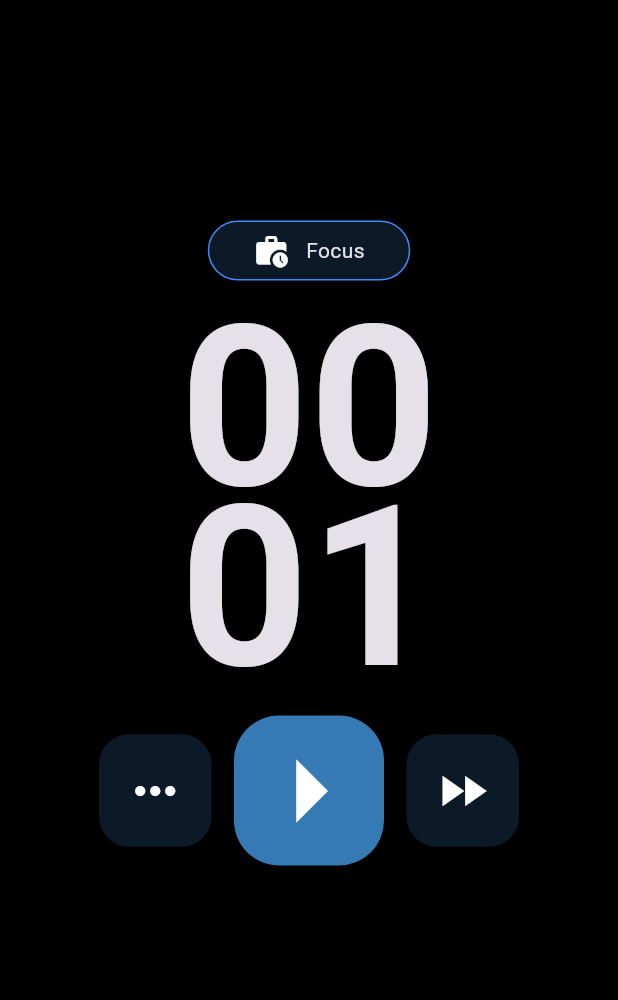
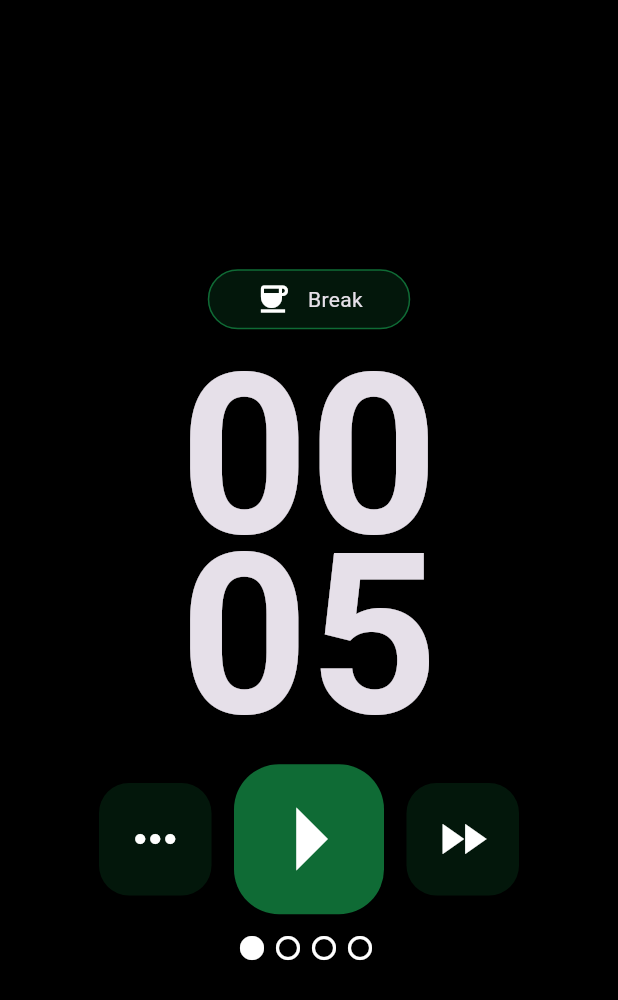
Before and after one commit to theBigUPs/flutter_pomodoro, a Flutter app: the screen it shows after launch, after a tap on the "arrow right" icon, after a tap on the "fast forward" icon, on a phone screen of 412 x 824 dp. Shown: the top 1000 px of the screen. Run offline on Flutter 3.47's test engine with Material 3 defaults, Android fonts, the phone set to English and light mode, and no system bars; our stand-ins replace flutter_local_notifications.

Commit message:
ui done for main screen

```diff
--- a/lib/src/view/pomodoro_settings.dart
+++ b/lib/src/view/pomodoro_settings.dart
@@ -9,13 +9,16 @@ import 'package:flutter/material.dart';
 //notifications
 
 class PomodoroSettings extends StatelessWidget {
-  const PomodoroSettings({super.key});
+  final Color backgroundcolor;
+
+  const PomodoroSettings({Key? key, required this.backgroundcolor})
+      : super(key: key);
 
   @override
   Widget build(BuildContext context) {
     return AlertDialog(
-      surfaceTintColor: Colors.blue,
-      backgroundColor: Colors.black,
+      surfaceTintColor: backgroundcolor,
+      backgroundColor: backgroundcolor,
       title: Row(
         mainAxisAlignment: MainAxisAlignment.spaceBetween,
         children: [
--- a/lib/src/view/pomodoro_timer.dart
+++ b/lib/src/view/pomodoro_timer.dart
@@ -13,26 +13,11 @@ class PomodoroTimer extends StatelessWidget {
       backgroundColor: Colors.black,
       body: SafeArea(
           child: Center(
+        child: SingleChildScrollView(
           child: Column(
             mainAxisAlignment: MainAxisAlignment.center,
             children: [
-            Container(
-              decoration: BoxDecoration(
-                border: Border.all(color: Colors.blueAccent),
-                borderRadius: BorderRadius.circular(25),
-                color: const Color(0xff0b1a26),
-              ),
-              height: 40,
-              width: 135,
-              child: const Row(
-                mainAxisAlignment: MainAxisAlignment.center,
-                children: [
-                  Icon(Icons.work_history),
-                  //Icon(Icons.coffee),
-                  Text("   Focus"),
-                ],
-              ),
-            ),
+              newMethod(context),
               const SizedBox(
                 height: 25,
               ),
@@ -41,7 +26,9 @@ class PomodoroTimer extends StatelessWidget {
                   return Text(
                     viewmodel.minute,
                     style: const TextStyle(
-                      fontSize: 150, fontWeight: FontWeight.bold, height: 0.8),
+                        fontSize: 150,
+                        fontWeight: FontWeight.bold,
+                        height: 0.8),
                   );
                 },
               ),
@@ -50,7 +37,9 @@ class PomodoroTimer extends StatelessWidget {
                   return Text(
                     viewmodel.second,
                     style: const TextStyle(
-                      fontSize: 150, fontWeight: FontWeight.bold, height: 0.8),
+                        fontSize: 150,
+                        fontWeight: FontWeight.bold,
+                        height: 0.8),
                   );
                 },
               ),
@@ -71,31 +60,50 @@ class PomodoroTimer extends StatelessWidget {
                   nextButton(context),
                 ],
               ),
-
               const SizedBox(
-              height: 100,
+                height: 10,
               ),
-            //IconButton(onPressed: () {}, icon: const Icon(Icons.settings))
+              SizedBox(
+                  height: 25,
+                  width: 100,
+                  child: pomodoroProgressIndicator(context)),
             ],
+          ),
         ),
       )),
     );
   }
 
+  Widget newMethod(BuildContext context) {
+    PomodoroTimerViewModel viewmodel = Provider.of(context, listen: false);
+    return Container(
+      decoration: BoxDecoration(
+        border: Border.all(color: viewmodel.mainColor),
+        borderRadius: BorderRadius.circular(25),
+        color: viewmodel.secondaryColor,
+      ),
+      height: 40,
+      width: 135,
+      child: Row(
+        mainAxisAlignment: MainAxisAlignment.center,
+        children: [
+          Icon(viewmodel.stateIcon),
+          //Icon(Icons.coffee),
+          Text(viewmodel.stateText),
+        ],
+      ),
+    );
+  }
+
   Widget playPauseButton(BuildContext context) {
+    PomodoroTimerViewModel viewmodel = Provider.of(context, listen: false);
     return ElevatedButton(
         onPressed: () {
-          PomodoroTimerViewModel viewmodel =
-              Provider.of(context, listen: false);
-          //viewmodel.cancelTimer();
-          //viewmodel.startTimer(10);
-          //viewmodel.flip.initialize(viewmodel.settings);
-          viewmodel.cancelTimer();
-          viewmodel.startTimer(3, context);
+          viewmodel.startStopTimer(context);
         },
         style: ButtonStyle(
             backgroundColor:
-                MaterialStateProperty.all<Color>(const Color(0xff367ab5)),
+                MaterialStateProperty.all<Color>(viewmodel.mainColor),
             padding: MaterialStateProperty.all(EdgeInsets.zero),
             minimumSize: MaterialStateProperty.all<Size>(
               const Size(100.0, 100.0), // Adjust the width and height as needed
@@ -108,24 +116,28 @@ class PomodoroTimer extends StatelessWidget {
                 borderRadius: BorderRadius.circular(30.0),
               ),
             )),
-        child: const Center(
-          child: Icon(
-            Icons.arrow_right,
+        child: Center(child: Consumer<PomodoroTimerViewModel>(
+          builder: (BuildContext context, viewmodel, Widget? child) {
+            return Icon(
+              viewmodel.startPauseIcon,
               size: 100,
               color: Colors.white,
-          ),
-        ));
+            );
+          },
+        )));
   }
 
   Widget nextButton(BuildContext context) {
+    PomodoroTimerViewModel viewmodel = Provider.of(context, listen: true);
     return ElevatedButton(
       onPressed: () {
-          PomodoroTimerViewModel viewmodel =
-              Provider.of(context, listen: false);
+        viewmodel.ispaused = true;
+        viewmodel.pomodoroProgress(context);
+        viewmodel.progress++;
       },
       style: ButtonStyle(
           backgroundColor:
-                MaterialStateProperty.all<Color>(const Color(0xff0b1a26)),
+              MaterialStateProperty.all<Color>(viewmodel.secondaryColor),
           padding: MaterialStateProperty.all(EdgeInsets.zero),
           minimumSize: MaterialStateProperty.all<Size>(
             const Size(75.0, 75.0), // Adjust the width and height as needed
@@ -144,10 +156,12 @@ class PomodoroTimer extends StatelessWidget {
           size: 40,
           color: Colors.white,
         ),
-        ));
+      ),
+    );
   }
 
   Widget settingsButton(BuildContext context) {
+    PomodoroTimerViewModel viewmodel = Provider.of(context, listen: false);
     return ElevatedButton(
         onPressed: () {
           showDialog(
@@ -157,14 +171,15 @@ class PomodoroTimer extends StatelessWidget {
                 create: (BuildContext context) {
                   return PomodoroSettingsViewModel();
                 },
-                child: const PomodoroSettings(),
+                child:
+                    PomodoroSettings(backgroundcolor: viewmodel.secondaryColor),
               );
             },
           );
         },
         style: ButtonStyle(
             backgroundColor:
-                MaterialStateProperty.all<Color>(const Color(0xff0b1a26)),
+                MaterialStateProperty.all<Color>(viewmodel.secondaryColor),
             padding: MaterialStateProperty.all(EdgeInsets.zero),
             minimumSize: MaterialStateProperty.all<Size>(
               const Size(75.0, 75.0), // Adjust the width and height as needed
@@ -185,4 +200,18 @@ class PomodoroTimer extends StatelessWidget {
           ),
         ));
   }
+
+  Widget pomodoroProgressIndicator(BuildContext context) {
+    return Consumer<PomodoroTimerViewModel>(
+      builder: (context, viewmodel, child) {
+        return ListView.builder(
+          scrollDirection: Axis.horizontal,
+          itemCount: viewmodel.progressIcons.length,
+          itemBuilder: (BuildContext context, int index) {
+            return Icon(viewmodel.progressIcons[index]);
+          },
+        );
+      },
+    );
   }
+}
--- a/lib/src/viewmodel/pomodoro_timer_viewmodel.dart
+++ b/lib/src/viewmodel/pomodoro_timer_viewmodel.dart
@@ -5,33 +5,52 @@ import 'package:flutter_pomodoro/src/service/service_provider.dart';
 import 'package:provider/provider.dart';
 
 class PomodoroTimerViewModel with ChangeNotifier {
-  String minute = "00";
+  String minute = "25";
   String second = "00";
-  int total = 0;
+  int totalSeconds = 5;
   Timer? _timer;
+  bool ispaused = false;
+  IconData startPauseIcon = Icons.arrow_right;
+  int progress = 0;
+  List<IconData> progressIcons =
+      List.filled(4, Icons.fiber_manual_record_outlined);
+  IconData stateIcon = Icons.work_history;
+  String stateText = "   Focus";
+  Color mainColor = const Color(0xff720000);
+  Color secondaryColor = const Color(0xff180000);
+  List<Color> main = [
+    const Color(0xff720000),
+    const Color(0xff0f6b35),
+    const Color(0xff367ab5)
+  ];
+  List<Color> secondary = [
+    const Color(0xff180000),
+    const Color(0xff03170b),
+    const Color(0xff0b1a26)
+  ];
 
-  void startTimer(int len, BuildContext context) {
-    total = len;
-    minute = "${total ~/ 60}".padLeft(2, "0");
-    second = "${total % 60}".padLeft(2, "0");
+  void startTimer(BuildContext context) {
+    minute = "${totalSeconds ~/ 60}".padLeft(2, "0");
+    second = "${totalSeconds % 60}".padLeft(2, "0");
 
     notifyListeners();
     const oneSec = Duration(seconds: 1);
     _timer = Timer.periodic(
       oneSec,
       (Timer timer) {
-        if (total == 0) {
-          timer.cancel();
-        } else if (total == 1) {
+        if (totalSeconds == 0) {
+          pomodoroProgress(context);
+          progress++;
+        } else if (totalSeconds == 1) {
           //showNotification(title: "hey", body: "hey", context: context);
-          total--;
-          minute = "${total ~/ 60}".padLeft(2, "0");
-          second = "${total % 60}".padLeft(2, "0");
+          totalSeconds--;
+          minute = "${totalSeconds ~/ 60}".padLeft(2, "0");
+          second = "${totalSeconds % 60}".padLeft(2, "0");
           notifyListeners();
         } else {
-          total--;
-          minute = "${total ~/ 60}".padLeft(2, "0");
-          second = "${total % 60}".padLeft(2, "0");
+          totalSeconds--;
+          minute = "${totalSeconds ~/ 60}".padLeft(2, "0");
+          second = "${totalSeconds % 60}".padLeft(2, "0");
           notifyListeners();
         }
       },
@@ -40,6 +59,49 @@ class PomodoroTimerViewModel with ChangeNotifier {
 
   void cancelTimer() {
     _timer?.cancel();
+  }
+
+  void startStopTimer(BuildContext context) {
+    if (ispaused) {
+      cancelTimer();
+      startPauseIcon = Icons.arrow_right;
+      notifyListeners();
+    } else {
+      cancelTimer();
+      startPauseIcon = Icons.pause;
+      startTimer(context);
+    }
+
+    ispaused = !ispaused;
+  }
+
+  void pomodoroProgress(BuildContext context) {
+    if (progress == 7) {
+      totalSeconds = 7;
+      stateIcon = Icons.work_history;
+      stateText = "   Focus";
+      progressIcons = List.filled(4, Icons.fiber_manual_record_outlined);
+      mainColor = main[0];
+      secondaryColor = secondary[0];
+      progress = -1;
+    } else if (progress % 2 == 0) {
+      totalSeconds = 5;
+      progressIcons[progress ~/ 2] = Icons.fiber_manual_record_rounded;
+      stateIcon = Icons.coffee;
+      stateText = "   Break";
+      mainColor = main[1];
+      secondaryColor = secondary[1];
+    } else {
+      totalSeconds = 7;
+      stateIcon = Icons.work_history;
+      stateText = "   Focus";
+      mainColor = main[0];
+      secondaryColor = secondary[0];
+    }
+
+    minute = "${totalSeconds ~/ 60}".padLeft(2, "0");
+    second = "${totalSeconds % 60}".padLeft(2, "0");
+    startStopTimer(context);
   }
 
   void showNotification(
```
Lines whose indentation alone changed are shown as unchanged.
